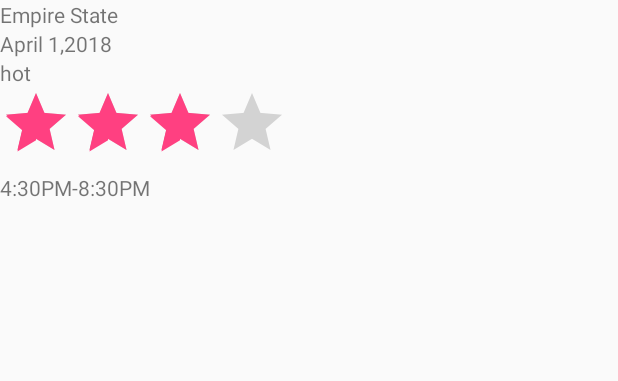
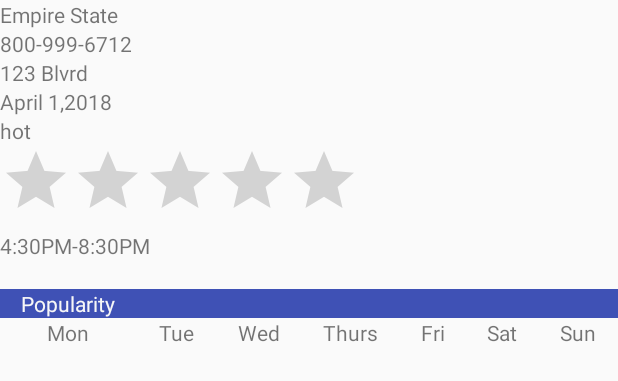
Before and after one commit to tadayoni1/whatshot, an Android app: the layout activity_detail.xml on its own in the app's theme, with its tools: preview values and no code run, on a phone screen of 412 x 824 dp. Shown: the top 381 px of the screen. Run offline under Robolectric (Android 15) with nearby library versions, the phone set to English and light mode, and no system bars.

Commit message:
Edited the  detail activity layout and the Detail activity class.

```diff
--- a/WhatsHot/app/src/main/res/layout/activity_detail.xml
+++ b/WhatsHot/app/src/main/res/layout/activity_detail.xml
@@ -15,10 +15,22 @@
         android:layout_width="wrap_content"
         android:layout_height="wrap_content" />
     <TextView
-        android:id="@+id/location_name"
+        android:id="@+id/tv_location_name"
         android:layout_width="wrap_content"
         android:layout_height="wrap_content"
         tools:text="Empire State"
+        />
+    <TextView
+        android:id="@+id/tv_phone"
+        android:layout_width="wrap_content"
+        android:layout_height="wrap_content"
+        tools:text="800-999-6712"
+        />
+    <TextView
+        android:id="@+id/tv_address"
+        android:layout_width="wrap_content"
+        android:layout_height="wrap_content"
+        tools:text="123 Blvrd"
         />
     <TextView
         android:id="@+id/date"
@@ -36,9 +48,9 @@
         android:id="@+id/ratings"
         android:layout_width="wrap_content"
         android:layout_height="wrap_content"
-        android:numStars="4"
+        android:numStars="5"
         android:stepSize="1.0"
-        android:rating="3.0"
+        android:isIndicator="true"
         />
     <TextView
         android:id="@+id/popularTime"
@@ -46,5 +58,78 @@
         android:layout_height="wrap_content"
         tools:text="4:30PM-8:30PM"
         />
+    <TextView
+        android:layout_width="wrap_content"
+        android:layout_height="wrap_content"
+        />
+    <TableLayout
+        android:layout_width="match_parent"
+        android:layout_height="wrap_content"
+        android:shrinkColumns="*"
+        android:stretchColumns="*"
+        >
+
+        <TableRow
+            android:layout_width="match_parent"
+            android:layout_height="wrap_content"
+            android:background="@color/colorPrimary"
+            >
+
+            <TextView
+                android:layout_width="match_parent"
+                android:layout_height="match_parent"
+                android:layout_gravity="center"
+                android:textColor="@color/white_smoke"
+                android:text="Popularity" />
+        </TableRow>
+
+        <TableRow
+            android:layout_width="match_parent"
+            android:layout_height="match_parent" >
+            <TextView android:layout_height="wrap_content"
+                android:layout_width="wrap_content"
+                android:text="Mon"
+                android:gravity="center"
+                />
+            <TextView android:layout_height="wrap_content"
+                android:layout_width="wrap_content"
+                android:text="Tue"
+                android:gravity="center"
+                />
+            <TextView android:layout_height="wrap_content"
+                android:layout_width="wrap_content"
+                android:text="Wed"
+                android:gravity="center"
+                />
+            <TextView android:layout_height="wrap_content"
+                android:layout_width="wrap_content"
+                android:text="Thurs"
+                android:gravity="center"
+                />
+            <TextView android:layout_height="wrap_content"
+                android:layout_width="wrap_content"
+                android:text="Fri"
+                android:gravity="center"
+                />
+            <TextView android:layout_height="wrap_content"
+                android:layout_width="wrap_content"
+                android:text="Sat"
+                android:gravity="center"
+                />
+            <TextView android:layout_height="wrap_content"
+                android:layout_width="wrap_content"
+                android:text="Sun"
+                android:gravity="center"
+                />
+        </TableRow>
+
+        <TableRow
+            android:layout_width="match_parent"
+            android:layout_height="match_parent" />
+
+
+
+    </TableLayout>
+
 
 </LinearLayout>
```
Also changed, not shown: WhatsHot/app/src/main/java/com/example/android/whatshot/DetailActivity.java (+29 -40 lines).
